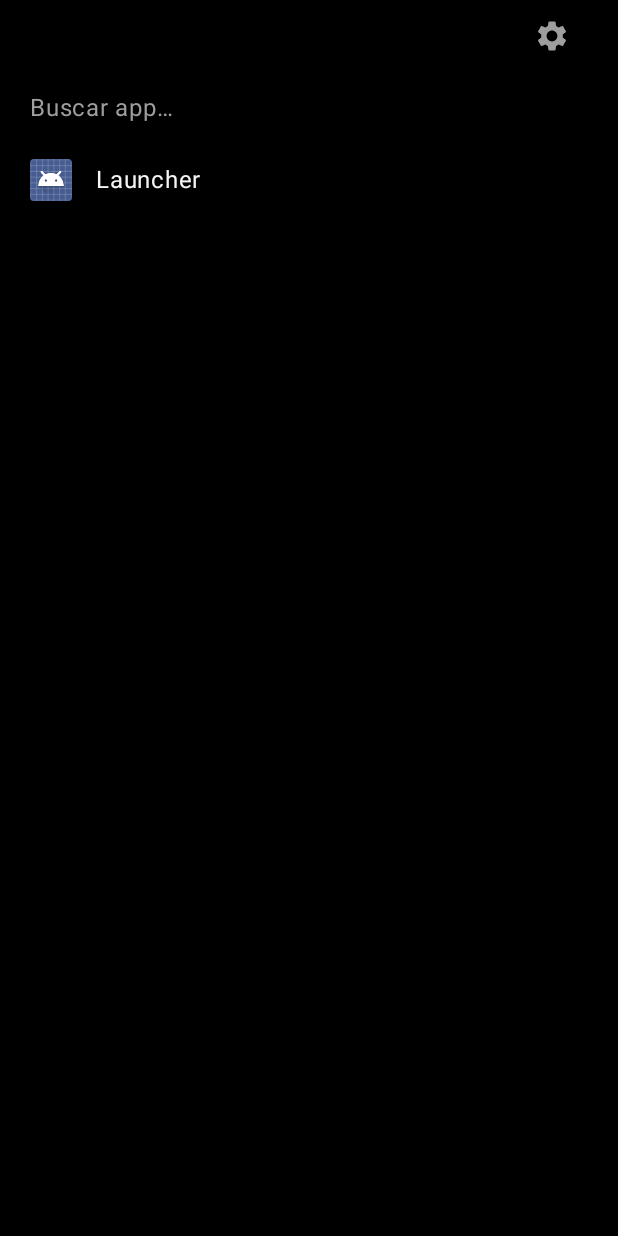
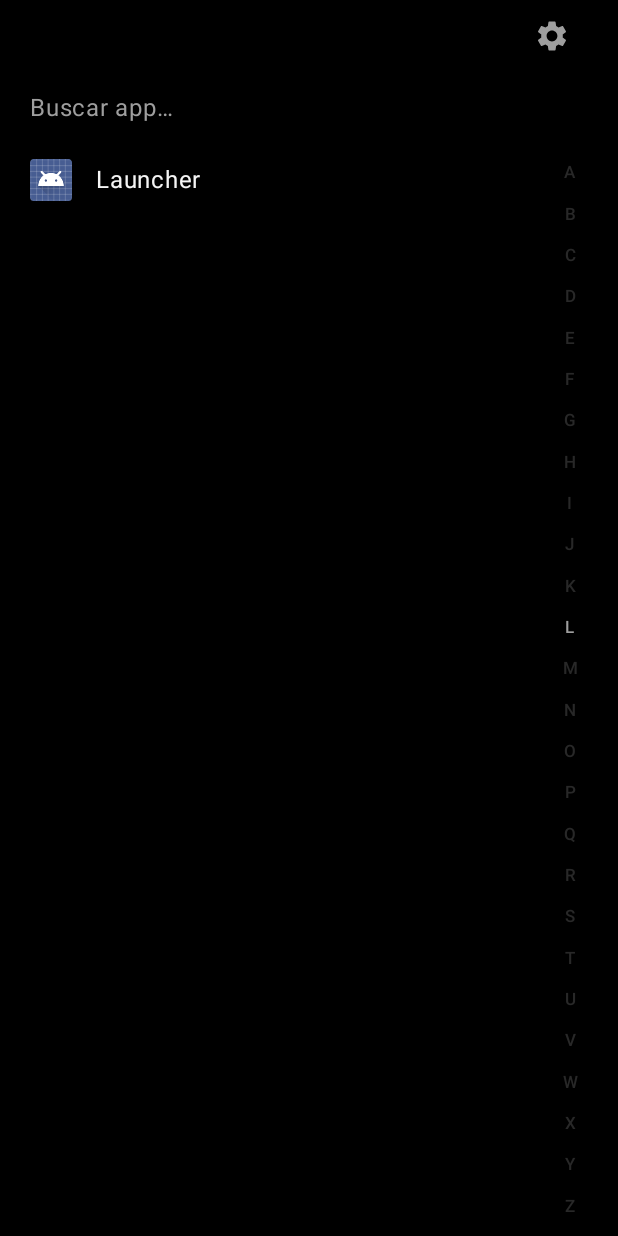
Before and after one commit to Staticum/prueba, an Android app built with Jetpack Compose: the screen it shows after launch (MainActivity), on a phone screen of 412 x 824 dp. Run offline under Robolectric (Android 15) with nearby library versions, the phone set to English and light mode, and no system bars.

Commit message:
Add A-Z index rail and scroll tick sound
- New AlphabetIndexBar on the right edge of the app list: tap or drag
  a letter to jump straight to the first app starting with it (falls
  back to the nearest available letter if none match), same idea as
  the contacts-app fast scroller.
- The app list now plays the system click sound effect each time the
  first visible item changes while scrolling (via listState +
  snapshotFlow), giving a minimalist tick as you move through apps -
  covers both normal drag-scroll and jumps from the index rail.

```diff
--- a/launcher/src/main/java/com/staticum/niagaralauncher/ui/home/HomeScreen.kt
+++ b/launcher/src/main/java/com/staticum/niagaralauncher/ui/home/HomeScreen.kt
@@ -1,21 +1,28 @@
 package com.staticum.niagaralauncher.ui.home
 
+import android.view.SoundEffectConstants
 import androidx.compose.animation.core.tween
 import androidx.compose.foundation.Image
 import androidx.compose.foundation.background
 import androidx.compose.foundation.clickable
+import androidx.compose.foundation.gestures.awaitEachGesture
 import androidx.compose.foundation.gestures.detectDragGestures
 import androidx.compose.foundation.gestures.detectTapGestures
+import androidx.compose.foundation.gestures.drag
 import androidx.compose.foundation.layout.Arrangement
 import androidx.compose.foundation.layout.Box
 import androidx.compose.foundation.layout.Column
+import androidx.compose.foundation.layout.Row
+import androidx.compose.foundation.layout.fillMaxHeight
 import androidx.compose.foundation.layout.fillMaxSize
 import androidx.compose.foundation.layout.fillMaxWidth
 import androidx.compose.foundation.layout.padding
 import androidx.compose.foundation.layout.size
 import androidx.compose.foundation.layout.statusBarsPadding
+import androidx.compose.foundation.layout.width
 import androidx.compose.foundation.lazy.LazyColumn
 import androidx.compose.foundation.lazy.items
+import androidx.compose.foundation.lazy.rememberLazyListState
 import androidx.compose.foundation.text.BasicTextField
 import androidx.compose.material.icons.Icons
 import androidx.compose.material.icons.filled.Settings
@@ -24,18 +31,31 @@ import androidx.compose.material3.IconButton
 import androidx.compose.material3.MaterialTheme
 import androidx.compose.material3.Text
 import androidx.compose.runtime.Composable
+import androidx.compose.runtime.LaunchedEffect
 import androidx.compose.runtime.getValue
+import androidx.compose.runtime.mutableFloatStateOf
+import androidx.compose.runtime.mutableStateOf
+import androidx.compose.runtime.remember
+import androidx.compose.runtime.rememberCoroutineScope
+import androidx.compose.runtime.setValue
+import androidx.compose.runtime.snapshotFlow
 import androidx.compose.ui.Alignment
 import androidx.compose.ui.Modifier
 import androidx.compose.ui.graphics.ColorFilter
 import androidx.compose.ui.graphics.asImageBitmap
+import androidx.compose.ui.input.pointer.awaitFirstDown
 import androidx.compose.ui.input.pointer.pointerInput
+import androidx.compose.ui.layout.onGloballyPositioned
 import androidx.compose.ui.platform.LocalDensity
+import androidx.compose.ui.platform.LocalView
 import androidx.compose.ui.text.style.TextOverflow
 import androidx.compose.ui.unit.dp
 import androidx.core.graphics.drawable.toBitmap
 import com.staticum.niagaralauncher.data.AppInfo
 import com.staticum.niagaralauncher.data.SwipeDirection
+import kotlinx.coroutines.flow.distinctUntilChanged
+import kotlinx.coroutines.flow.drop
+import kotlinx.coroutines.launch
 import kotlin.math.abs
 
 @Composable
@@ -57,6 +77,17 @@ fun HomeScreen(
     }
     var dragX = 0f
     var dragY = 0f
+
+    val listState = rememberLazyListState()
+    val coroutineScope = rememberCoroutineScope()
+    val view = LocalView.current
+
+    LaunchedEffect(listState) {
+        snapshotFlow { listState.firstVisibleItemIndex }
+            .distinctUntilChanged()
+            .drop(1)
+            .collect { view.playSoundEffect(SoundEffectConstants.CLICK) }
+    }
 
     Box(
         modifier = Modifier
@@ -114,8 +145,12 @@ fun HomeScreen(
                 hintColor = palette.textSecondary,
             )
 
+            Row(modifier = Modifier.fillMaxSize()) {
                 LazyColumn(
-                modifier = Modifier.fillMaxSize(),
+                    state = listState,
+                    modifier = Modifier
+                        .weight(1f)
+                        .fillMaxHeight(),
                     verticalArrangement = Arrangement.spacedBy(2.dp),
                 ) {
                     items(state.visibleApps, key = { it.key }) { app ->
@@ -131,6 +166,76 @@ fun HomeScreen(
                         )
                     }
                 }
+
+                val availableLetters = remember(state.visibleApps) {
+                    state.visibleApps.mapNotNullTo(sortedSetOf()) { it.label.firstOrNull()?.uppercaseChar() }
+                }
+                AlphabetIndexBar(
+                    availableLetters = availableLetters,
+                    onLetterSelected = { letter ->
+                        val target = nearestAvailableLetter(letter, availableLetters) ?: return@AlphabetIndexBar
+                        val index = state.visibleApps.indexOfFirst {
+                            it.label.firstOrNull()?.uppercaseChar() == target
+                        }
+                        if (index >= 0) {
+                            coroutineScope.launch { listState.scrollToItem(index) }
+                        }
+                    },
+                    textColor = palette.textSecondary,
+                    modifier = Modifier
+                        .fillMaxHeight()
+                        .width(24.dp),
+                )
+            }
+        }
+    }
+}
+
+private val ALPHABET = ('A'..'Z').toList()
+
+private fun nearestAvailableLetter(letter: Char, available: Set<Char>): Char? {
+    if (available.isEmpty()) return null
+    if (letter in available) return letter
+    return available.minByOrNull { abs(it.code - letter.code) }
+}
+
+@Composable
+private fun AlphabetIndexBar(
+    availableLetters: Set<Char>,
+    onLetterSelected: (Char) -> Unit,
+    textColor: androidx.compose.ui.graphics.Color,
+    modifier: Modifier = Modifier,
+) {
+    var heightPx by remember { mutableFloatStateOf(0f) }
+
+    fun selectLetterAt(y: Float) {
+        if (heightPx <= 0f) return
+        val index = (y / heightPx * ALPHABET.size).toInt().coerceIn(0, ALPHABET.size - 1)
+        onLetterSelected(ALPHABET[index])
+    }
+
+    Column(
+        modifier = modifier
+            .onGloballyPositioned { heightPx = it.size.height.toFloat() }
+            .pointerInput(Unit) {
+                awaitEachGesture {
+                    val down = awaitFirstDown()
+                    selectLetterAt(down.position.y)
+                    drag(down.id) { change ->
+                        change.consume()
+                        selectLetterAt(change.position.y)
+                    }
+                }
+            },
+        verticalArrangement = Arrangement.SpaceEvenly,
+        horizontalAlignment = Alignment.CenterHorizontally,
+    ) {
+        ALPHABET.forEach { letter ->
+            Text(
+                text = letter.toString(),
+                color = if (letter in availableLetters) textColor else textColor.copy(alpha = 0.25f),
+                style = MaterialTheme.typography.labelSmall,
+            )
         }
     }
 }
```
Lines whose indentation alone changed are shown as unchanged.
